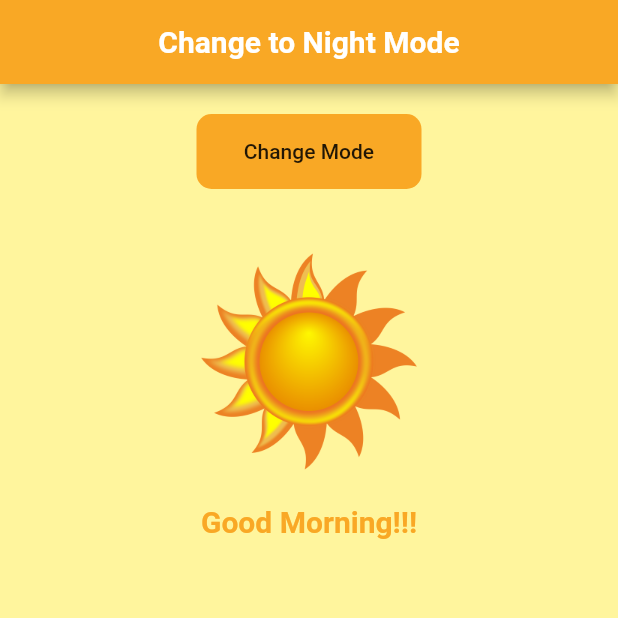
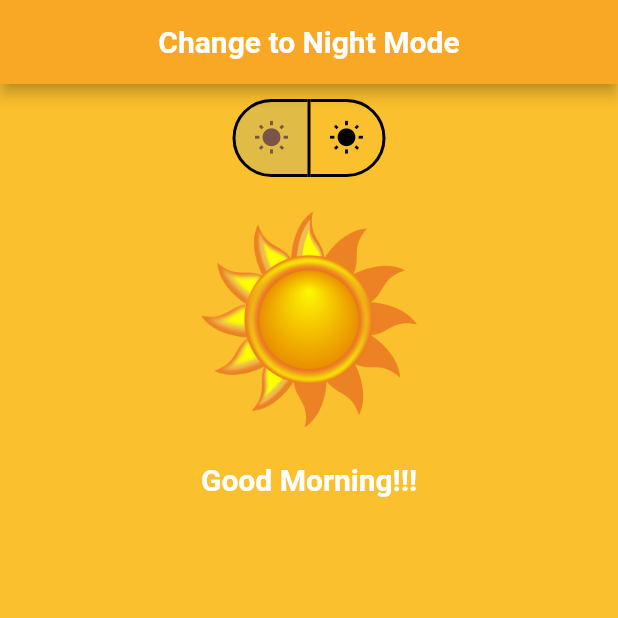
Before and after one commit to GayathrideviGA/Assignments, a Flutter app: the screen it shows after launch, on a phone screen of 412 x 824 dp, the top half of it. Run offline on Flutter 3.47's test engine with Material 2 defaults, Android fonts, the phone set to English and light mode, and no system bars.

Commit message:
Mode Swing using Toggle button

```diff
--- a/mode_swing/lib/main.dart
+++ b/mode_swing/lib/main.dart
@@ -1,4 +1,3 @@
-
 import 'package:flutter/material.dart';
 
 void main() => runApp(MyApp());
@@ -25,69 +24,107 @@ class MyHomepagestate extends State<MyHomepage> {
     style: TextStyle(
         fontSize: 20, fontWeight: FontWeight.bold, color: Colors.white),
   );
-  Text night = Text(
-    'Change to Day Mode',
-    textAlign: TextAlign.center,
-    style: TextStyle(
-        fontSize: 20, fontWeight: FontWeight.bold, color: Colors.white),
-  );
+
   Color dayappbg = Colors.yellow[800];
 
-  Color nightappbg = Colors.deepPurple[900];
-  Color dbg = Colors.yellow[200];
-  Color nbg = Colors.deepPurple[800];
+  Color dbg = Colors.yellow[700];
+
   AssetImage dayimage = AssetImage('assets/day.png');
-  AssetImage nightimage = AssetImage('assets/night.png');
+
   Text daystate = Text(
     'Good Morning!!!',
-    textAlign: TextAlign.center,
-    style: TextStyle(
-        fontSize: 20, fontWeight: FontWeight.bold, color: Colors.yellow[800]),
-  );
-  Text nightstate = Text(
-    'Good Night!!!',
     textAlign: TextAlign.center,
     style: TextStyle(
         fontSize: 20, fontWeight: FontWeight.bold, color: Colors.white),
   );
 
-  @override
+  List<bool> isSelected = [true, false];
   Widget build(BuildContext context) {
-    return SafeArea(
-      child: Scaffold(
+    return Scaffold(
       backgroundColor: dbg,
       appBar: AppBar(
+        backgroundColor: dayappbg,
         title: Center(
-            child: day,
+          child: day
         ),
-          backgroundColor: dayappbg,
       ),
       body: Column(
         crossAxisAlignment: CrossAxisAlignment.center,
         children: <Widget>[
-            Container(
-              margin: EdgeInsets.all(20),
-              width: 150,
-              height: 50,
-              decoration: BoxDecoration(
-                color: dayappbg,
-                borderRadius: BorderRadius.circular(10)
-              ),
-              alignment: Alignment.center,
-              child: FlatButton(
-
-             onPressed: (){
+          Row(
+            mainAxisAlignment: MainAxisAlignment.center,
+            children: <Widget>[
+              Padding(
+                padding: EdgeInsets.only(top: 10),
+                child: ToggleButtons(
+                  selectedBorderColor: Colors.black,
+                  selectedColor: Colors.brown,
+                  color: Colors.white,
+                  borderRadius: BorderRadius.circular(50),
+                  borderWidth: 2,
+                  borderColor: Colors.black,
+                  children: <Widget>[
+                    Icon(Icons.wb_sunny),
+                    Icon(
+                      Icons.wb_sunny,
+                      color: Colors.black,
+                    )
+                  ],
+                  isSelected: isSelected,
+                  onPressed: (int index) {
                     setState(() {
-                  dayappbg = nightappbg;
-                  day = night;
-                  dbg = nbg;
-                  dayimage = nightimage;
-                  daystate = nightstate;
+                      for (int buttonIndex = 0;
+                          buttonIndex < isSelected.length;
+                          buttonIndex++) {
+                        if (buttonIndex == index) {
+                          isSelected[buttonIndex] = !isSelected[buttonIndex];
+                          dayappbg = Colors.deepPurple[900];
+                          day = Text(
+                            'Change to Day Mode',
+                            textAlign: TextAlign.center,
+                            style: TextStyle(
+                                fontSize: 20,
+                                fontWeight: FontWeight.bold,
+                                color: Colors.white),
+                          );
+                          dayimage = AssetImage('assets/night.png');
+                          dbg = Colors.deepPurple[800];
+                          daystate = Text(
+                            'Good Night!!!',
+                            textAlign: TextAlign.center,
+                            style: TextStyle(
+                                fontSize: 20,
+                                fontWeight: FontWeight.bold,
+                                color: Colors.white),
+                          );
+                        } else {
+                          isSelected[buttonIndex] = false;
+                          day = Text(
+    'Change to Night Mode',
+    textAlign: TextAlign.center,
+    style: TextStyle(
+        fontSize: 20, fontWeight: FontWeight.bold, color: Colors.white),
+  );
+                          dayappbg = Colors.yellow[800];
+                          dayimage = AssetImage('assets/day.png');
+                          dbg = Colors.yellow[700];
+                          daystate = Text(
+    'Good Morning!!!',
+    textAlign: TextAlign.center,
+    style: TextStyle(
+        fontSize: 20, fontWeight: FontWeight.bold, color: Colors.white),
+  );
+                        }
+                      }
                     });
                   },
-             child: Text('Change Mode'),
                 ),
               ),
+            ],
+          ),
+          Row(
+            mainAxisAlignment: MainAxisAlignment.center,
+            children: <Widget>[
               Container(
                 alignment: Alignment.topCenter,
                 margin: EdgeInsets.all(20),
@@ -100,11 +137,10 @@ class MyHomepagestate extends State<MyHomepage> {
                   ),
                 ),
               ),
-            Center(
-              child: daystate,
-            )
             ],
           ),
+          daystate
+        ],
       ),
     );
   }
```
Lines whose indentation alone changed are shown as unchanged.
